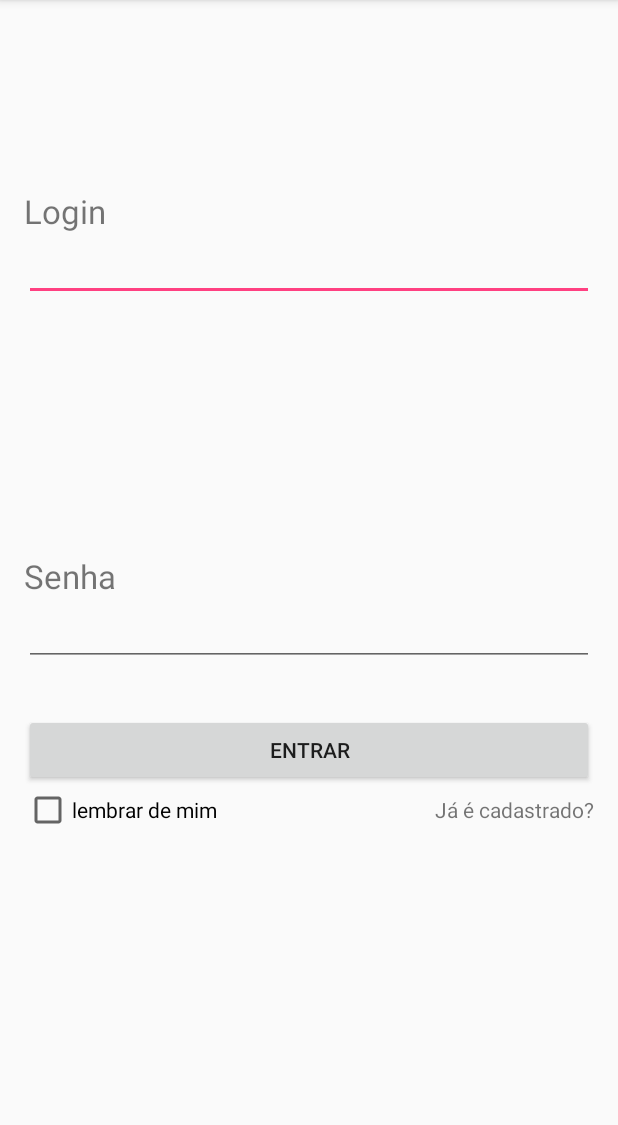
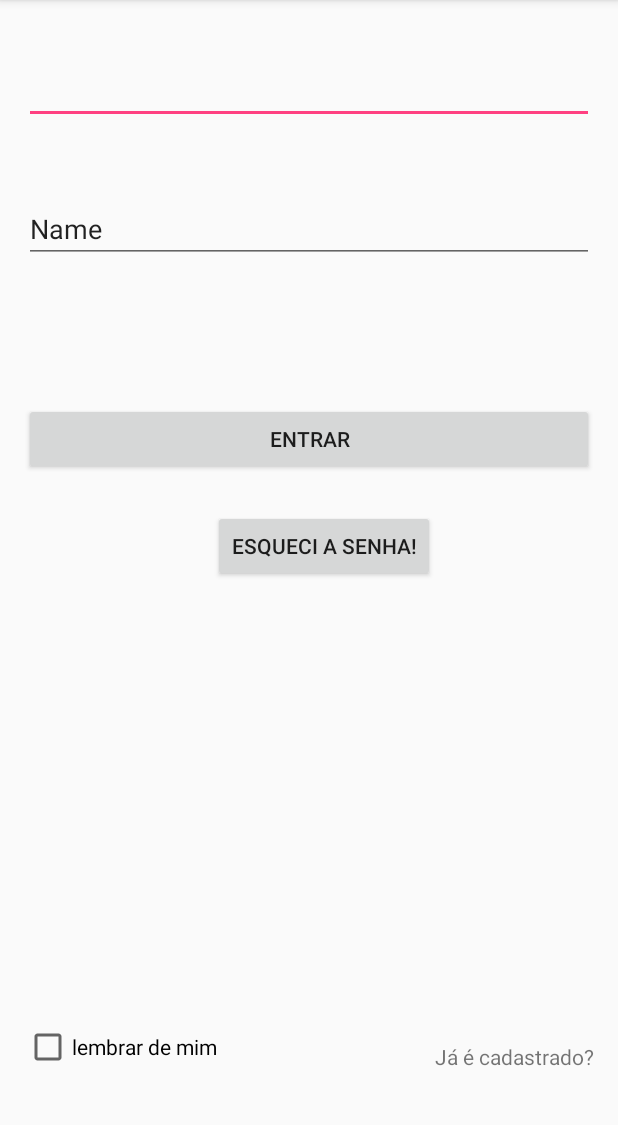
Before and after one commit to AdrianoModa/SocialMedic, an Android app: the screen it shows after launch (MainActivity), on a phone screen of 412 x 824 dp, the part 84-1209 px from its top. Run offline under Robolectric (Android 15) with nearby library versions, the phone set to English and light mode, and no system bars.

```diff
--- a/app/src/main/java/com/example/androidc22/socialmedic/MainActivity.java
+++ b/app/src/main/java/com/example/androidc22/socialmedic/MainActivity.java
@@ -11,6 +11,8 @@ public class MainActivity extends AppCompatActivity {
 
     private Button bEntrar;
 
+    private Button btn_EsqueciSenha;
+
     @Override
     protected void onCreate(Bundle savedInstanceState) {
         super.onCreate(savedInstanceState);
@@ -18,7 +20,11 @@ public class MainActivity extends AppCompatActivity {
 
         //Toast.makeText(this, "Construindo SocialMedic", Toast.LENGTH_LONG).show();
 
+        btn_EsqueciSenha = (Button)findViewById(R.id.btn_EsqueciSenha);
         bEntrar = (Button) findViewById(R.id.btnEntrar);
+
+
+
         bEntrar.setOnClickListener(new View.OnClickListener() {
             @Override
             public void onClick(View v) {
@@ -27,5 +33,16 @@ public class MainActivity extends AppCompatActivity {
                 startActivity(itTelaMenu);
             }
         });
+
+        btn_EsqueciSenha.setOnClickListener(new View.OnClickListener(){
+
+            @Override
+            public void onClick(View v) {
+
+                Intent itTelaEsqueciSenha = new Intent(MainActivity.this, TelaEsqueceuSenha.class);
+                startActivity(itTelaEsqueciSenha);
+
+            }
+        });
     }
 }
--- a/app/src/main/res/layout/activity_main.xml
+++ b/app/src/main/res/layout/activity_main.xml
@@ -11,86 +11,70 @@
     android:paddingBottom="@dimen/activity_vertical_margin"
     tools:context="com.example.androidc22.socialmedic.MainActivity">
 
-    <TextView
-        android:text="@string/login"
-        android:layout_width="wrap_content"
-        android:layout_height="wrap_content"
-        android:layout_alignParentTop="true"
-        android:layout_marginTop="110dp"
-        android:id="@+id/txtLogin"
-        android:textSize="22sp"
-        tools:text="Login"
-        android:textAllCaps="false"
-        android:layout_alignParentLeft="true"
-        android:layout_alignParentStart="true" />
-
-    <TextView
-        android:text="@string/senha"
-        android:layout_width="wrap_content"
-        android:layout_height="wrap_content"
-        android:id="@+id/txtSenha"
-        android:textSize="22sp"
-        android:layout_centerVertical="true"
-        tools:text="Senha"
-        android:layout_alignParentLeft="true"
-        android:layout_alignParentStart="true" />
-
-    <EditText
-        android:id="@+id/editTextLogin"
-        android:layout_width="match_parent"
-        android:layout_height="wrap_content"
-        android:layout_alignParentLeft="true"
-        android:layout_alignParentStart="true"
-        android:layout_below="@+id/txtLogin"
-        android:ems="10"
-        android:inputType="textEmailAddress" />
-
-    <EditText
-        android:id="@+id/editTextSenha"
-        android:layout_width="match_parent"
-        android:layout_height="wrap_content"
-        android:layout_alignParentLeft="true"
-        android:layout_alignParentStart="true"
-        android:layout_below="@+id/txtSenha"
-        android:ems="10"
-        android:inputType="textPassword" />
-
-    <TextView
-        android:id="@+id/txtEsqueceuSenha"
-        android:layout_width="wrap_content"
-        android:layout_height="wrap_content"
-        tools:text="Esqueceu a Senha?"
-        android:layout_alignParentBottom="true"
-        android:layout_centerHorizontal="true"
-        android:layout_marginBottom="26dp" />
-
     <Button
         android:text="@string/entrar"
         android:layout_width="match_parent"
         android:layout_height="wrap_content"
-        android:layout_marginTop="32dp"
         android:id="@+id/btnEntrar"
-        android:layout_below="@+id/editTextSenha"
+        android:layout_below="@+id/editText4"
         android:layout_alignParentLeft="true"
-        android:layout_alignParentStart="true" />
+        android:layout_alignParentStart="true"
+        android:layout_marginTop="93dp" />
 
     <CheckBox
         android:id="@+id/idLembrete"
         android:layout_width="wrap_content"
         android:layout_height="wrap_content"
+        android:text="lembrar de mim"
+        android:layout_alignParentBottom="true"
         android:layout_alignParentLeft="true"
         android:layout_alignParentStart="true"
-        android:layout_below="@+id/btnEntrar"
-        android:text="lembrar de mim" />
+        android:layout_marginBottom="38dp"
+        tools:ignore="HardcodedText" />
 
     <TextView
         android:id="@+id/txtCadastrado"
         android:layout_width="wrap_content"
         android:layout_height="wrap_content"
         android:text="@string/j_cadastrado"
-        android:layout_alignBaseline="@+id/idLembrete"
         android:layout_alignBottom="@+id/idLembrete"
         android:layout_alignParentRight="true"
-        android:layout_alignParentEnd="true" />
+        android:layout_alignParentEnd="true"
+        tools:ignore="RelativeOverlap" />
+
+    <EditText
+        android:id="@+id/editText3"
+        android:layout_width="match_parent"
+        android:layout_height="wrap_content"
+        android:layout_alignParentTop="true"
+        android:layout_centerHorizontal="true"
+        android:layout_marginTop="21dp"
+        android:ems="10"
+        android:inputType="textPersonName"
+
+        tools:text="Login" />
+
+    <EditText
+        android:id="@+id/editText4"
+        android:layout_width="match_parent"
+        android:layout_height="wrap_content"
+        android:layout_below="@+id/editText3"
+        android:layout_centerHorizontal="true"
+        android:layout_marginTop="47dp"
+        android:ems="10"
+        android:inputType="textPersonName"
+        android:text="@string/Senha_Principal"
+        tools:text="Senha" />
+
+    <Button
+        android:id="@+id/btn_EsqueciSenha"
+        android:layout_width="wrap_content"
+        android:layout_height="wrap_content"
+        android:text="@string/esqueci_a_senha"
+        tools:text="Esqueci a Senha!"
+        android:layout_below="@+id/btnEntrar"
+        android:layout_toLeftOf="@+id/txtCadastrado"
+        android:layout_toStartOf="@+id/txtCadastrado"
+        android:layout_marginTop="23dp" />
 
 </RelativeLayout>
--- a/app/src/main/res/values/strings.xml
+++ b/app/src/main/res/values/strings.xml
@@ -15,4 +15,12 @@
     <string name="m_dicos">Médicos</string>
     <string name="especialidade_hospital">Especialidade Hospital</string>
     <string name="nome_hospital">Nome Hospital</string>
+    <string name="coment_rios">Comentários</string>
+    <string name="digite_a_especialidade">Digite a especialidade</string>
+    <string name="digite_o_hospital_ou_m_dico">Digite o Hospital ou Médico</string>
+    <string name="mussum_ipsum_cacilds_vidis_litro_abertis_suco_de_cevadiss_um_leite_divinis_qui_tem_lupuliz_matis_aguis_e_fermentis_si_u_mundo_t_muito_paradis_toma_um_m_que_o_mundo_vai_girarzis_em_p_sem_cair_deitado_sem_dormir_sentado_sem_cochilar_e_fazendo_pose_ta_deprimidis_eu_conhe_o_uma_cachacis_que_pode_alegrar_sua_vidis">Mussum Ipsum, cacilds vidis litro abertis. Suco de cevadiss, é um leite divinis, qui tem lupuliz, matis, aguis e fermentis. Si u mundo tá muito paradis? Toma um mé que o mundo vai girarzis! Em pé sem cair, deitado sem dormir, sentado sem cochilar e fazendo pose. Ta deprimidis, eu conheço uma cachacis que pode alegrar sua vidis.”</string>
+    <string name="avalia_o_do_coment_rio">Avaliação do comentário</string>
+    <string name="name">Name</string>
+    <string name="Senha_Principal">Name</string>
+    <string name="esqueci_a_senha">Esqueci a Senha!</string>
 </resources>
```
Also changed, not shown: app/src/main/res/layout/activity_tela_avaliacao.xml (+58 -12 lines).
